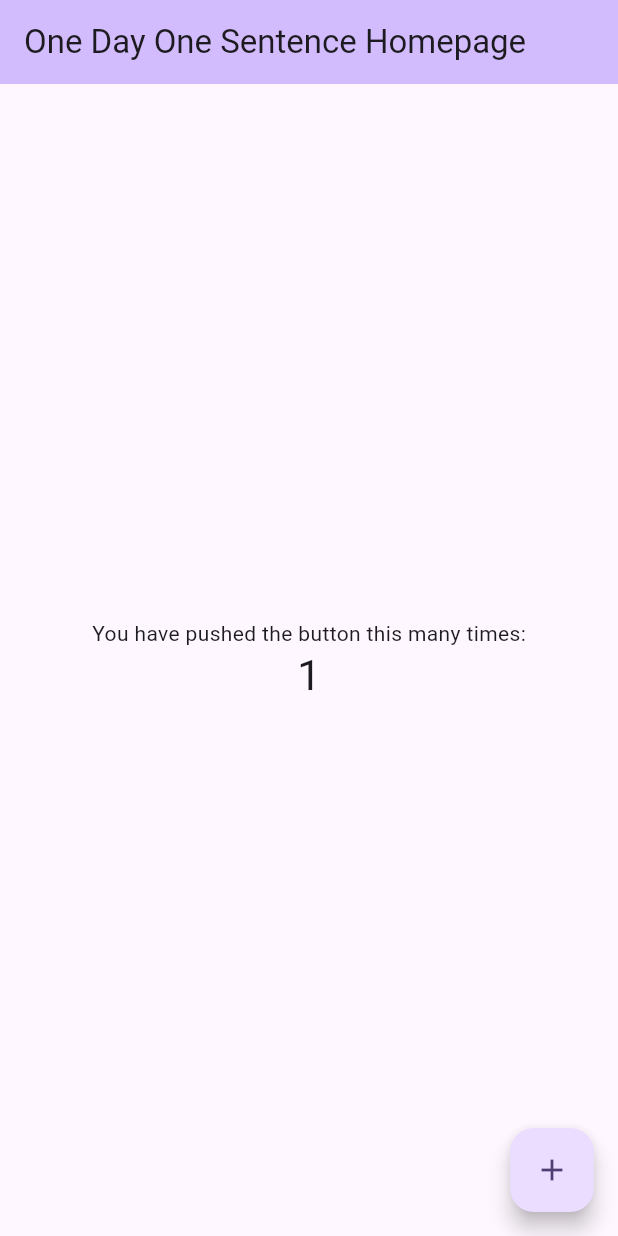
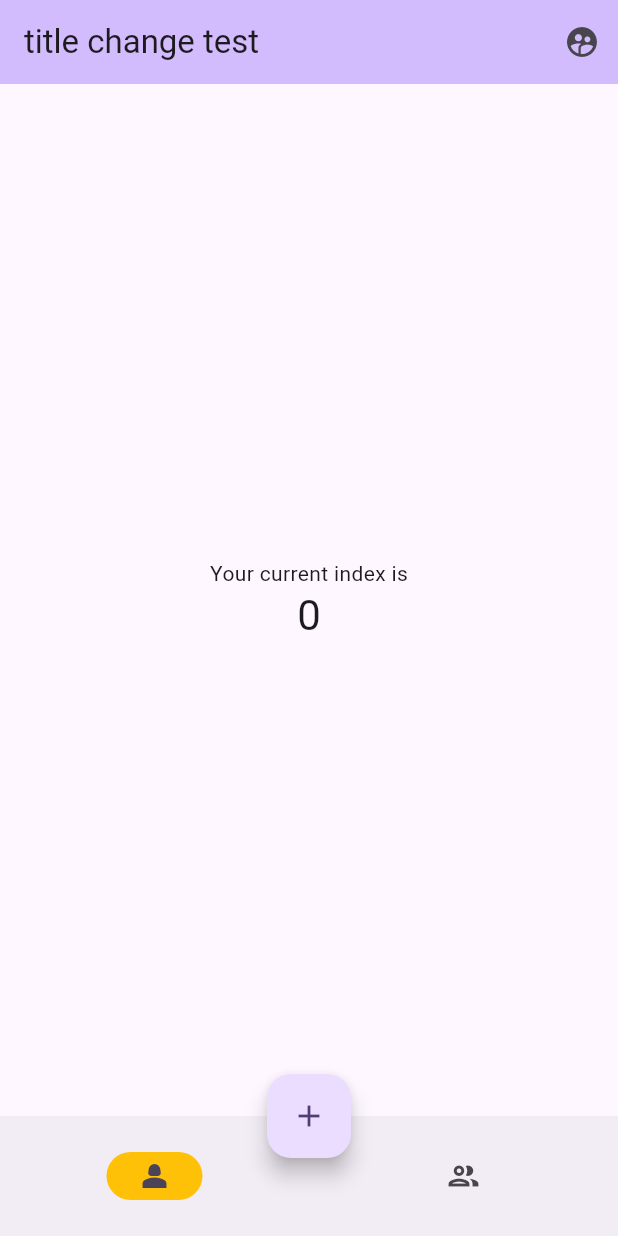
Before and after one commit to kyubhinhan/onedayonesentence, a Flutter app: the screen it shows after launch, after a tap on the "add" icon, on a phone screen of 412 x 824 dp. Run offline on Flutter 3.47's test engine with Material 2 defaults, Android fonts, the phone set to English and light mode, and no system bars.

Commit message:
대충 형태 잡음

```diff
--- a/onedayonesentence/lib/main.dart
+++ b/onedayonesentence/lib/main.dart
@@ -11,12 +11,12 @@ class MyApp extends StatelessWidget {
   @override
   Widget build(BuildContext context) {
     return MaterialApp(
-      title: 'OneDayOneSentence',
+      title: 'Title Change',
       theme: ThemeData(
         colorScheme: ColorScheme.fromSeed(seedColor: Colors.deepPurple),
         useMaterial3: true,
       ),
-      home: const MyHomePage(title: 'One Day One Sentence Homepage'),
+      home: const MyHomePage(title: 'title change test'),
     );
   }
 }
@@ -31,71 +31,63 @@ class MyHomePage extends StatefulWidget {
 }
 
 class _MyHomePageState extends State<MyHomePage> {
-  int _counter = 0;
-
-  void _incrementCounter() {
-    setState(() {
-      // This call to setState tells the Flutter framework that something has
-      // changed in this State, which causes it to rerun the build method below
-      // so that the display can reflect the updated values. If we changed
-      // _counter without calling setState(), then the build method would not be
-      // called again, and so nothing would appear to happen.
-      _counter++;
-    });
-  }
+  int currentPageIndex = 0;
 
   @override
   Widget build(BuildContext context) {
-    // This method is rerun every time setState is called, for instance as done
-    // by the _incrementCounter method above.
-    //
-    // The Flutter framework has been optimized to make rerunning build methods
-    // fast, so that you can just rebuild anything that needs updating rather
-    // than having to individually change instances of widgets.
     return Scaffold(
         appBar: AppBar(
-        // TRY THIS: Try changing the color here to a specific color (to
-        // Colors.amber, perhaps?) and trigger a hot reload to see the AppBar
-        // change color while the other colors stay the same.
             backgroundColor: Theme.of(context).colorScheme.inversePrimary,
-        // Here we take the value from the MyHomePage object that was created by
-        // the App.build method, and use it to set our appbar title.
             title: Text(widget.title),
+            actions: <Widget>[
+              IconButton(
+                icon: const Icon(Icons.supervised_user_circle),
+                tooltip: 'User',
+                onPressed: () {},
               ),
+            ]),
         body: Center(
-        // Center is a layout widget. It takes a single child and positions it
-        // in the middle of the parent.
           child: Column(
-          // Column is also a layout widget. It takes a list of children and
-          // arranges them vertically. By default, it sizes itself to fit its
-          // children horizontally, and tries to be as tall as its parent.
-          //
-          // Column has various properties to control how it sizes itself and
-          // how it positions its children. Here we use mainAxisAlignment to
-          // center the children vertically; the main axis here is the vertical
-          // axis because Columns are vertical (the cross axis would be
-          // horizontal).
-          //
-          // TRY THIS: Invoke "debug painting" (choose the "Toggle Debug Paint"
-          // action in the IDE, or press "p" in the console), to see the
-          // wireframe for each widget.
             mainAxisAlignment: MainAxisAlignment.center,
             children: <Widget>[
               const Text(
-              'You have pushed the button this many times:',
+                'Your current index is',
               ),
               Text(
-              '$_counter',
+                '$currentPageIndex',
                 style: Theme.of(context).textTheme.headlineMedium,
               ),
             ],
           ),
         ),
+        bottomNavigationBar: NavigationBar(
+          onDestinationSelected: (int index) {
+            setState(() {
+              currentPageIndex = index;
+            });
+          },
+          indicatorColor: Colors.amber,
+          selectedIndex: currentPageIndex,
+          destinations: const <Widget>[
+            NavigationDestination(
+              selectedIcon: Icon(Icons.person_2),
+              icon: Icon(Icons.person_2_outlined),
+              label: 'Individual',
+            ),
+            NavigationDestination(
+              selectedIcon: Icon(Icons.people),
+              icon: Icon(Icons.people_outlined),
+              label: 'Community',
+            ),
+          ],
+          labelBehavior: NavigationDestinationLabelBehavior.alwaysHide,
+        ),
         floatingActionButton: FloatingActionButton(
-        onPressed: _incrementCounter,
-        tooltip: 'Increment',
+          onPressed: () => setState(() {}),
+          tooltip: 'Add Sentence',
           child: const Icon(Icons.add),
-      ), // This trailing comma makes auto-formatting nicer for build methods.
-    );
+        ),
+        floatingActionButtonLocation:
+            FloatingActionButtonLocation.centerDocked);
   }
 }
```
Lines whose indentation alone changed are shown as unchanged.
